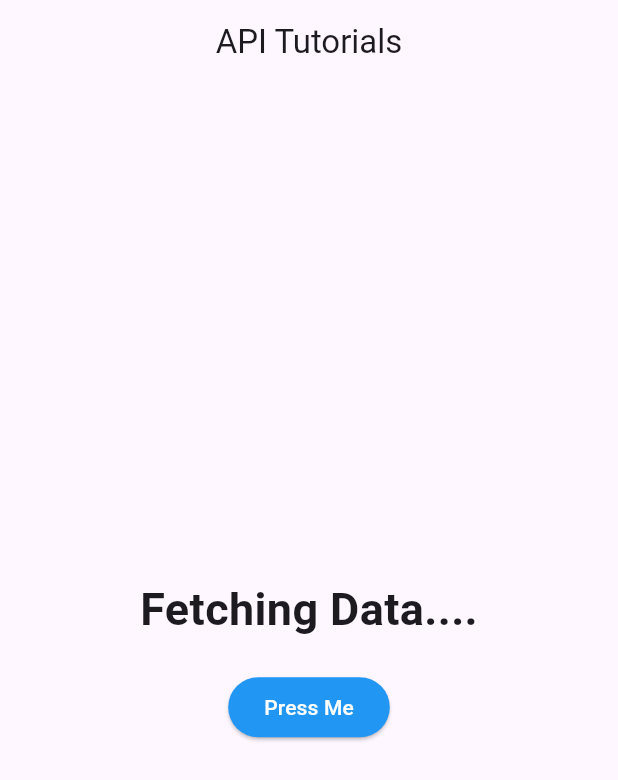
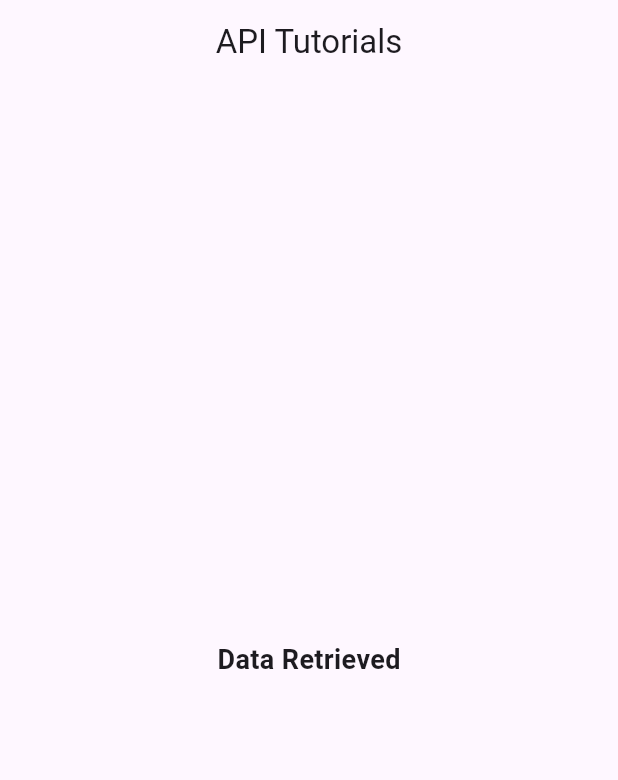
Before and after one commit to Mindsetter/flutter_api, a Flutter app: the screen it shows after launch, on a phone screen of 412 x 824 dp. Shown: the top 780 px of the screen. Run offline on Flutter 3.47's test engine with Material 3 defaults, Android fonts, the phone set to English and light mode, and no system bars.

```diff
--- a/lib/main.dart
+++ b/lib/main.dart
@@ -24,15 +24,8 @@ class MyHomePage extends StatefulWidget {
 }
 
 class _MyHomePageState extends State<MyHomePage> {
-  late String _text = 'Fetching Data....';
-  void changeText() {
-    Future.delayed(const Duration(seconds: 2), () => 'Data Retreived')
-        .then((value) {
-      setState(() {
-        _text = value;
-      });
-    });
-  }
+  final Future<String> _text = Future<String>.delayed(
+      const Duration(seconds: 5), () => 'Data Retrieved');
 
   @override
   Widget build(BuildContext context) {
@@ -41,29 +34,38 @@ class _MyHomePageState extends State<MyHomePage> {
           title: const Text('API Tutorials'),
           centerTitle: true,
         ),
-      body: Center(
+        body: FutureBuilder<String>(
+            future: _text,
+            builder: (context, snapshot) {
+              if (snapshot.connectionState == ConnectionState.done) {
+                return Center(
                   child: Column(
                     mainAxisAlignment: MainAxisAlignment.center,
                     children: [
                       Text(
-              _text,
+                        snapshot.data!,
                         style: const TextStyle(
-                fontSize: 30,
-                fontWeight: FontWeight.bold,
-              ),
-            ),
-            const SizedBox(height: 20),
-            ElevatedButton(
-              onPressed: changeText,
-              style: ElevatedButton.styleFrom(
-                backgroundColor: Colors.blue,
-                foregroundColor: Colors.white,
-              ),
-              child: const Text('Press Me'),
+                            fontSize: 18, fontWeight: FontWeight.bold),
                       ),
                     ],
                   ),
+                );
+              } else {
+                return const Center(
+                  child: Column(
+                    mainAxisAlignment: MainAxisAlignment.center,
+                    children: [
+                      CircularProgressIndicator(),
+                      SizedBox(height: 10),
+                      Text(
+                        'Waiting.......',
+                        style: TextStyle(
+                            fontSize: 18, fontWeight: FontWeight.bold),
+                      ),
+                    ],
                   ),
                 );
               }
+            }));
   }
+}
```
Lines whose indentation alone changed are shown as unchanged.
